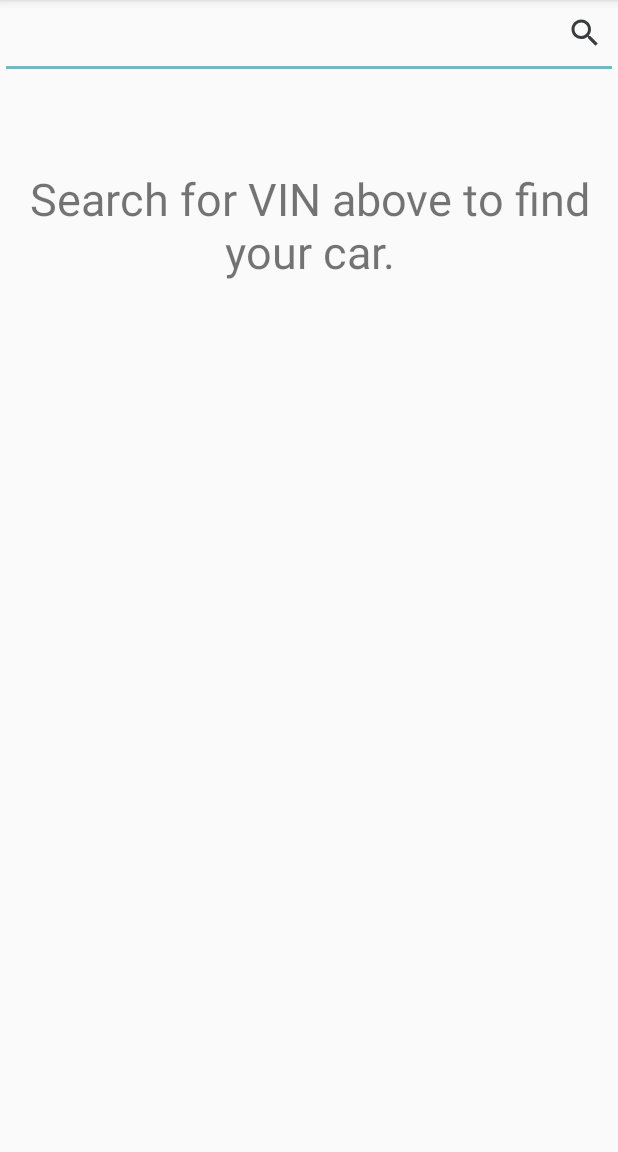
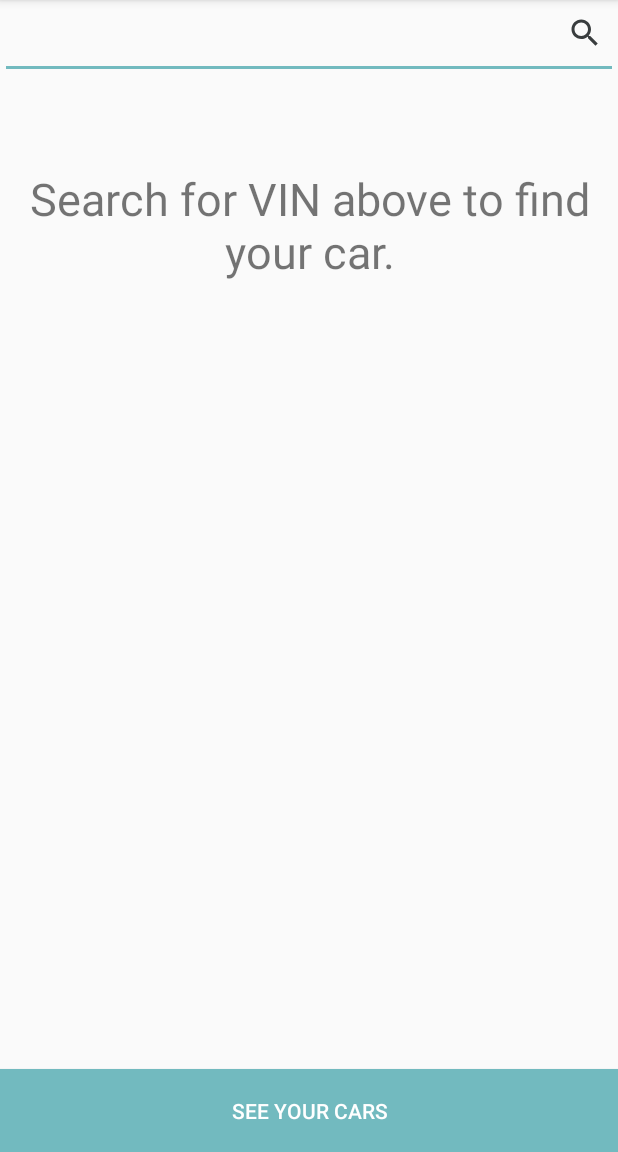
Before and after one commit to jawhnypoh/RecallTracker-Android, an Android app: the screen it shows after launch (MainActivity), on a phone screen of 412 x 824 dp, the part 84-1236 px from its top. Run offline under Robolectric (Android 15) with nearby library versions, the phone set to English and light mode, and no system bars; our stand-ins replace Firebase (no records; nobody signed in at launch, a user with empty details on screens opened directly); 1 statement that could not run was skipped.

Commit message:
RecyclerView list shows up

```diff
--- a/app/build.gradle
+++ b/app/build.gradle
@@ -27,12 +27,12 @@ dependencies {
     implementation 'com.google.firebase:firebase-auth:19.0.0'
     implementation 'com.google.firebase:firebase-firestore:21.0.0'
     implementation 'com.google.firebase:firebase-messaging:20.0.0'
-    implementation 'com.android.support:appcompat-v7:28.0.0-alpha3'
-    implementation 'com.android.support:cardview-v7:28.0.0'
+    implementation 'androidx.appcompat:appcompat:1.0.0'
+    implementation 'androidx.cardview:cardview:1.0.0'
+    implementation 'androidx.recyclerview:recyclerview:1.0.0'
     testImplementation 'junit:junit:4.12'
     androidTestImplementation 'androidx.test:runner:1.2.0'
     androidTestImplementation 'androidx.test.espresso:espresso-core:3.2.0'
-    implementation 'androidx.recyclerview:recyclerview:1.0.0'
 }
 
 apply plugin: 'com.google.gms.google-services'
--- a/app/src/main/AndroidManifest.xml
+++ b/app/src/main/AndroidManifest.xml
@@ -18,6 +18,7 @@
                 <category android:name="android.intent.category.LAUNCHER" />
             </intent-filter>
         </activity>
+        <activity android:name=".VehiclesListActivity"></activity>
     </application>
 
 </manifest>
--- a/app/src/main/java/com/example/recalltracker/MainActivity.java
+++ b/app/src/main/java/com/example/recalltracker/MainActivity.java
@@ -10,6 +10,7 @@ import android.view.KeyEvent;
 import android.view.View;
 import android.view.inputmethod.EditorInfo;
 import android.view.inputmethod.InputMethodManager;
+import android.widget.Button;
 import android.widget.EditText;
 import android.widget.ImageButton;
 import android.widget.TextView;
@@ -29,12 +30,22 @@ public class MainActivity extends AppCompatActivity {
     private EditText mSearchBoxET;
     private static final String VIN_SEARCH_KEY = "VINSearchURL";
 
+    private Button vehiclesListBtn;
+
     @Override
     protected void onCreate(Bundle savedInstanceState) {
         super.onCreate(savedInstanceState);
         setContentView(R.layout.activity_main);
 
         Firebase.firebaseInit(this);
+
+        vehiclesListBtn = findViewById(R.id.btn_vin_list);
+        vehiclesListBtn.setOnClickListener(new View.OnClickListener() {
+            @Override
+            public void onClick(View v) {
+                goToVehiclesListActivity();
+            }
+        });
 
         mSearchBoxET = findViewById(R.id.et_search_box);
         mSearchBoxET.setOnEditorActionListener(new TextView.OnEditorActionListener() {
@@ -93,4 +104,9 @@ public class MainActivity extends AppCompatActivity {
         intent.putExtra("VIN_SEARCH_QUERY", searchQuery);
         startActivity(intent);
     }
+
+    private void goToVehiclesListActivity() {
+        Intent intent = new Intent(this, VehiclesListActivity.class);
+        startActivity(intent);
+    }
 }
--- a/app/src/main/res/layout/activity_main.xml
+++ b/app/src/main/res/layout/activity_main.xml
@@ -35,7 +35,15 @@
             android:paddingTop="10sp"
             android:src="@drawable/ic_search_black_24dp" />
 
-
+        <Button
+            android:id="@+id/btn_vin_list"
+            android:layout_width="match_parent"
+            android:layout_height="55sp"
+            android:padding="10sp"
+            android:background="@color/colorAccent"
+            android:textColor="#FFF"
+            android:layout_alignParentBottom="true"
+            android:text="See Your Cars" />
 
     </RelativeLayout>
 </LinearLayout>
--- a/app/src/main/res/layout/activity_vehicles_list.xml
+++ b/app/src/main/res/layout/activity_vehicles_list.xml
@@ -6,11 +6,12 @@
     android:layout_height="match_parent"
     tools:context=".VehiclesListActivity">
 
-    <android.support.v7.widget.RecyclerView
+    <androidx.recyclerview.widget.RecyclerView
+
         android:layout_width="match_parent"
         android:layout_height="match_parent"
         android:id="@+id/vins_rv" >
 
-    </android.support.v7.widget.RecyclerView>
+    </androidx.recyclerview.widget.RecyclerView>
 
 </RelativeLayout>
```
Also changed, not shown: app/src/main/java/com/example/recalltracker/VehiclesListActivity.java (+11 -2 lines), app/src/main/res/layout/vins_item.xml (+8 -7 lines).
